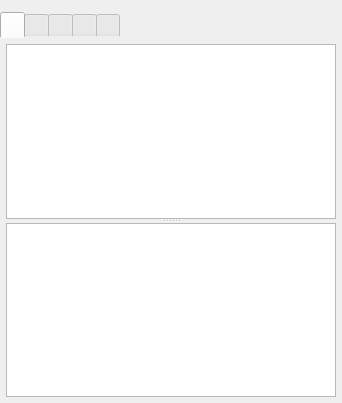
First picture: the form in v2/branches/newxup/plugins/base/AppDebug/src/DebugDockWidget.ui, repository testmana2/mks, before the edit.
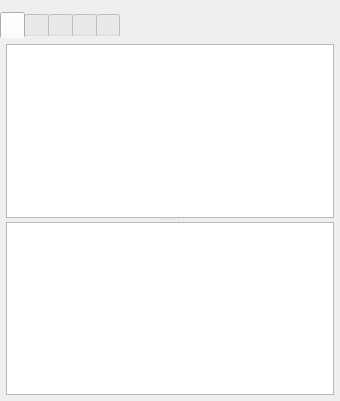
Second picture: the form after the edit. Icons and pictures are not drawn. Custom widgets are drawn as their Qt base class.

Commit message: Add debug action for inserting / removing child items. Ideal for checking insertion/deletion of children in standard items and faked items like in QMakeProjectItem::handleSubProject.

The edit to the form file:
```diff
--- a/v2/branches/newxup/plugins/base/AppDebug/src/DebugDockWidget.ui
+++ b/v2/branches/newxup/plugins/base/AppDebug/src/DebugDockWidget.ui
@@ -6,8 +6,8 @@
    <rect>
     <x>0</x>
     <y>0</y>
-    <width>342</width>
-    <height>403</height>
+    <width>340</width>
+    <height>401</height>
    </rect>
   </property>
   <widget class="QWidget" name="centralwidget">
```
Left out of the diff: 9 changed lines with no effect on the pictures. The commit also changes 2 other files.
